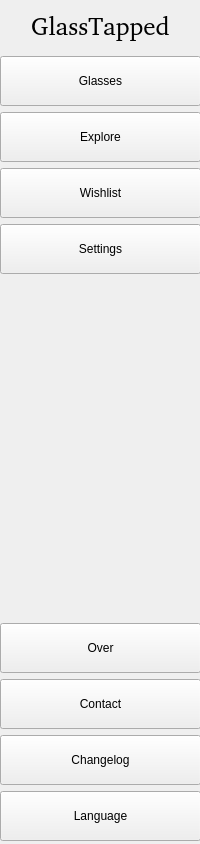
Pecako2001/BrewingGlass, file UI/MenuBalk.ui: the form before one commit.
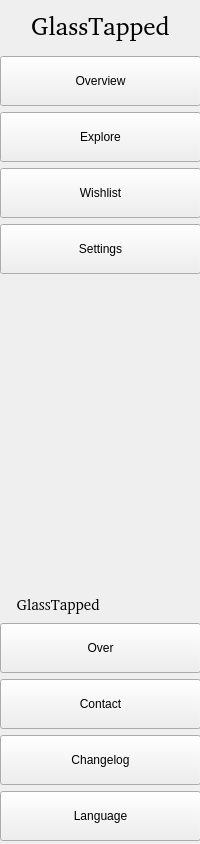
The form after the commit.

Diff of the .ui file:
```diff
--- a/UI/MenuBalk.ui
+++ b/UI/MenuBalk.ui
@@ -54,7 +54,7 @@
        </size>
       </property>
       <property name="text">
-       <string>Glasses</string>
+       <string>Overview</string>
       </property>
      </widget>
     </item>
@@ -110,6 +110,28 @@
       </property>
      </spacer>
     </item>
+    <item>
+     <widget class="QLabel" name="Text">
+      <property name="minimumSize">
+       <size>
+        <width>0</width>
+        <height>25</height>
+       </size>
+      </property>
+      <property name="font">
+       <font>
+        <family>URW Bookman [UKWN]</family>
+        <pointsize>11</pointsize>
+       </font>
+      </property>
+      <property name="text">
+       <string>    GlassTapped</string>
+      </property>
+      <property name="alignment">
+       <set>Qt::AlignLeading|Qt::AlignLeft|Qt::AlignVCenter</set>
+      </property>
+     </widget>
+    </item>
     <item>
      <widget class="QPushButton" name="OverPage">
       <property name="minimumSize">
```
